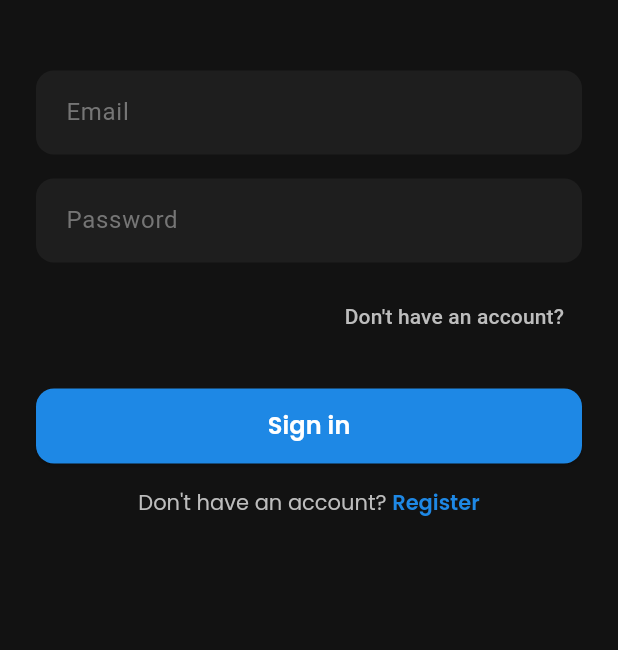
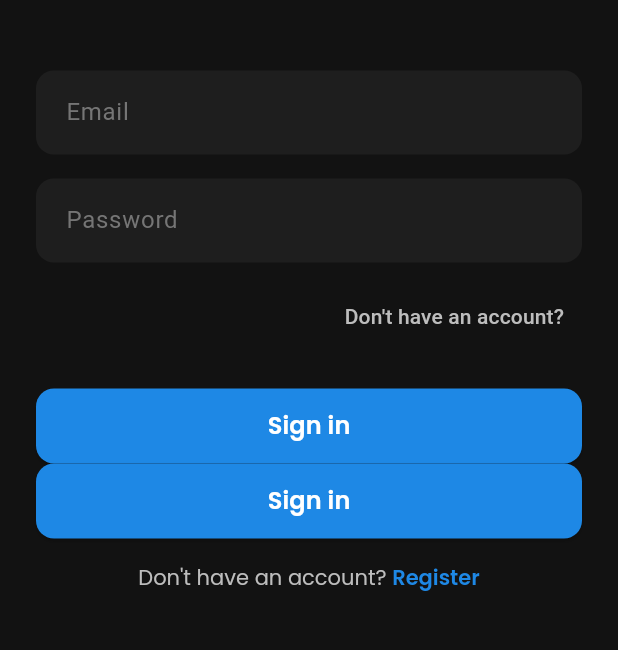
Before and after one commit to mc-ondros/we-all-belong, a Flutter app: the screen it shows after launch, on a phone screen of 412 x 824 dp, the part 207-857 px from its top. Run offline on Flutter 3.47's test engine with Material 3 defaults, Android fonts, the phone set to English and light mode, and no system bars; our stand-ins replace cloud_firestore, firebase_auth, firebase_core, firebase_storage, geolocator, get and 3 more; missing offline and left inert: firebase_app_check, flutter_inappwebview; accounts and stored records are empty; Roboto replaces fonts that are missing (Asset).

Commit message:
fixed shit

```diff
--- a/we_all_belong/lib/login.dart
+++ b/we_all_belong/lib/login.dart
@@ -1,6 +1,7 @@
 import 'package:flutter/material.dart';
 import 'package:get/get.dart';
 import 'package:firebase_auth/firebase_auth.dart';
+import 'package:we_all_belong/features/bottom_navigation_bar/bottom_navigation_bar.dart';
 import 'package:we_all_belong/features/homepage/homepage_screen.dart';
 import 'package:google_fonts/google_fonts.dart';
 import 'register.dart';
@@ -263,6 +264,29 @@ class LoginPage extends StatelessWidget {
                     ),
                   ),
                 ),
+                SizedBox(
+                  width: double.infinity,
+                  height: 50,
+                  child: ElevatedButton(
+                    onPressed: () {
+                      Get.to(BottomNavigationBarCustom());
+                    },
+                    style: ElevatedButton.styleFrom(
+                      backgroundColor: Colors.blue[600],
+                      shape: RoundedRectangleBorder(
+                        borderRadius: BorderRadius.circular(12),
+                      ),
+                    ),
+                    child: Text(
+                      'Sign in',
+                      style: GoogleFonts.poppins(
+                        color: Colors.white,
+                        fontSize: 16,
+                        fontWeight: FontWeight.w600,
+                      ),
+                    ),
+                  ),
+                ),
 
                 const SizedBox(height: 16),
 
```
